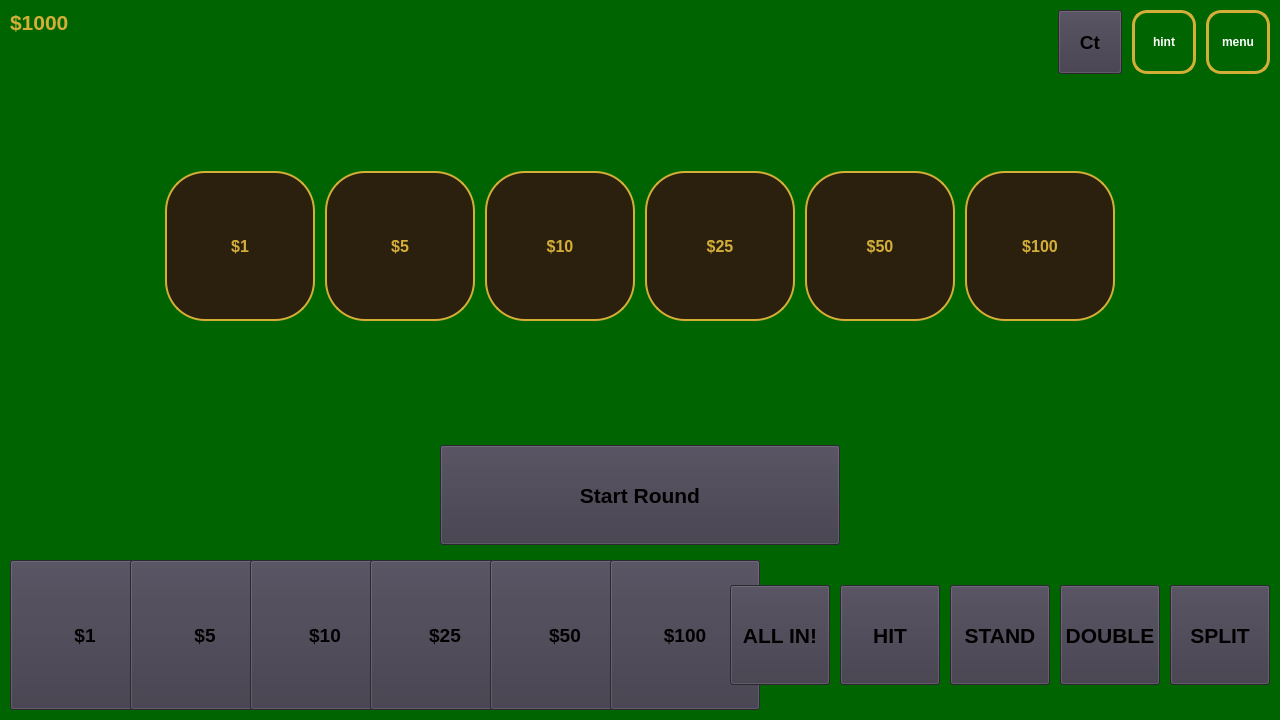
owenharvey78/blackjack-learning-game, file game_widget.ui: the form before one commit.
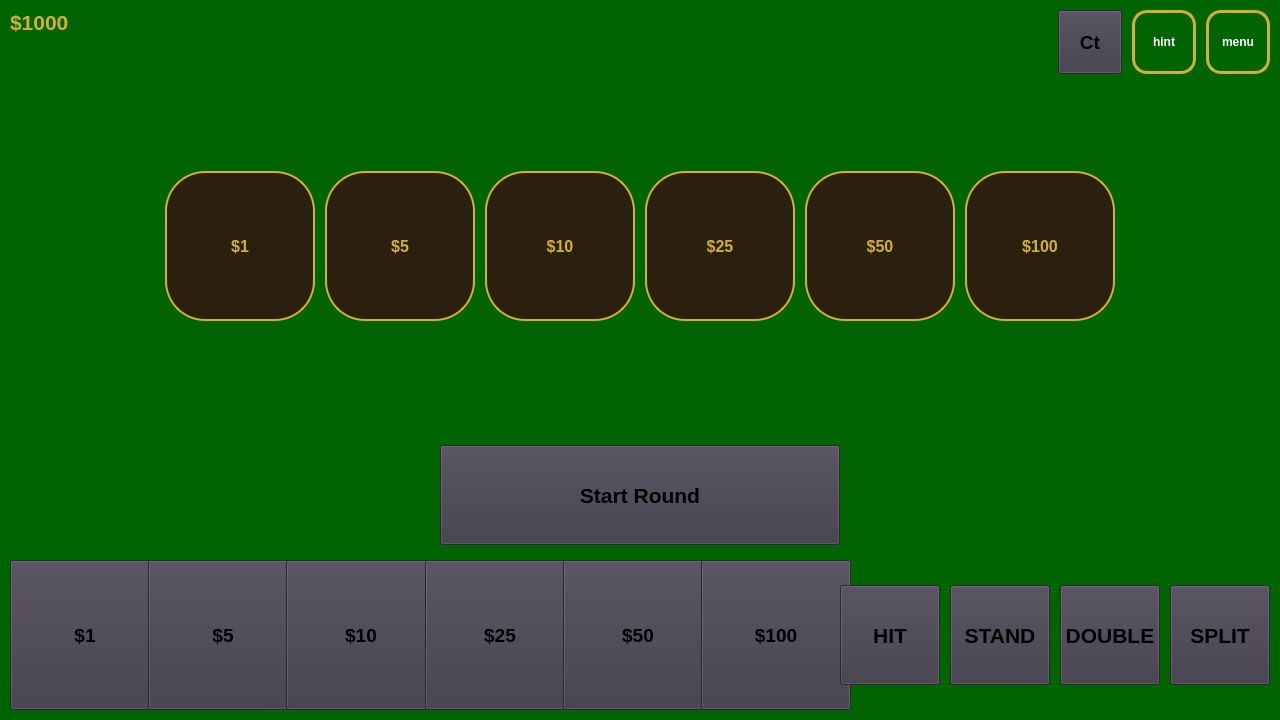
The form after the commit.

Commit message: Remove all in button

The edit to the form file:
```diff
--- a/game_widget.ui
+++ b/game_widget.ui
@@ -760,29 +760,6 @@
          </property>
         </widget>
        </item>
-       <item>
-        <widget class="QPushButton" name="betAllButton">
-         <property name="minimumSize">
-          <size>
-           <width>100</width>
-           <height>100</height>
-          </size>
-         </property>
-         <property name="maximumSize">
-          <size>
-           <width>100</width>
-           <height>100</height>
-          </size>
-         </property>
-         <property name="styleSheet">
-          <string notr="true">font-size: 16pt; font-weight: bold;
-background-color: rgb(61, 56, 70);</string>
-         </property>
-         <property name="text">
-          <string>ALL IN!</string>
-         </property>
-        </widget>
-       </item>
        <item>
         <widget class="QPushButton" name="hitButton">
          <property name="sizePolicy">
```
The commit also changes 2 other files.
